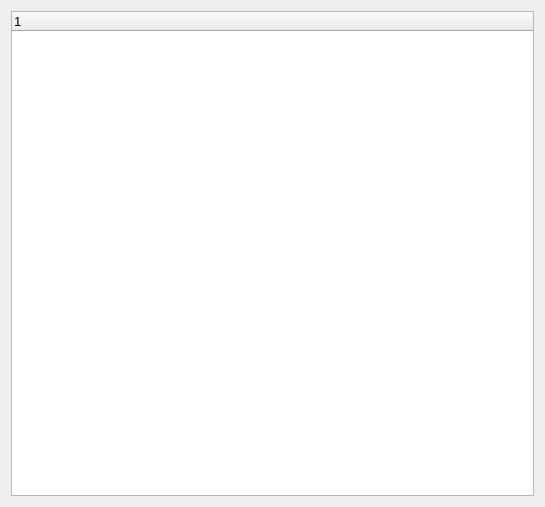
First picture: the form in cost_page.ui, repository NagaResst/Paissa, before the edit.
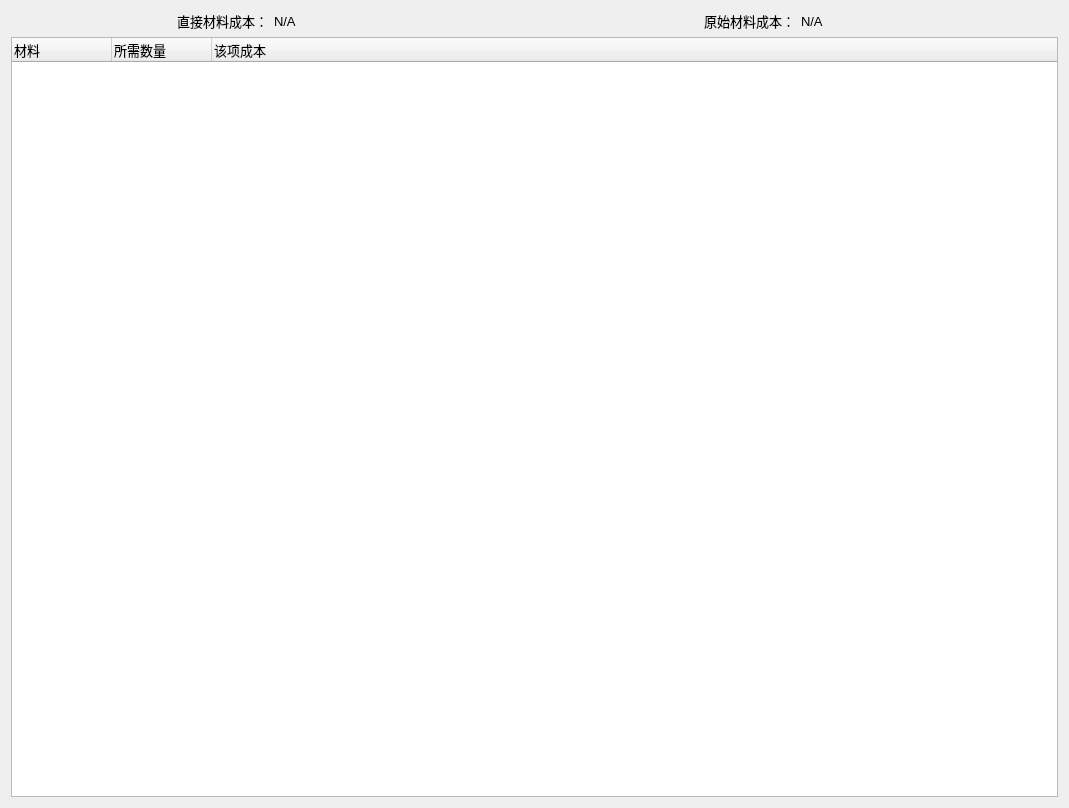
Second picture: the form after the edit.

Commit message: 完成成本计算功能，完成历史查询的持久化

```diff
--- a/cost_page.ui
+++ b/cost_page.ui
@@ -6,15 +6,15 @@
    <rect>
     <x>0</x>
     <y>0</y>
-    <width>545</width>
-    <height>507</height>
+    <width>1069</width>
+    <height>808</height>
    </rect>
   </property>
   <property name="windowTitle">
    <string>Frame</string>
   </property>
   <layout class="QGridLayout" name="gridLayout">
-   <item row="0" column="0">
+   <item row="1" column="0">
     <widget class="QTreeWidget" name="cost_tree">
      <property name="font">
       <font>
@@ -30,11 +30,77 @@
      </property>
      <column>
       <property name="text">
-       <string notr="true">1</string>
+       <string notr="true">材料</string>
+      </property>
+     </column>
+     <column>
+      <property name="text">
+       <string>所需数量</string>
+      </property>
+     </column>
+     <column>
+      <property name="text">
+       <string>该项成本</string>
       </property>
      </column>
     </widget>
    </item>
+   <item row="0" column="0">
+    <layout class="QHBoxLayout" name="horizontalLayout">
+     <item alignment="Qt::AlignRight">
+      <widget class="QLabel" name="d_cost_text">
+       <property name="font">
+        <font>
+         <family>Arial</family>
+         <pointsize>10</pointsize>
+        </font>
+       </property>
+       <property name="text">
+        <string>直接材料成本：</string>
+       </property>
+      </widget>
+     </item>
+     <item>
+      <widget class="QLabel" name="d_cost">
+       <property name="font">
+        <font>
+         <family>Arial</family>
+         <pointsize>10</pointsize>
+        </font>
+       </property>
+       <property name="text">
+        <string>N/A</string>
+       </property>
+      </widget>
+     </item>
+     <item alignment="Qt::AlignRight">
+      <widget class="QLabel" name="o_cost_text">
+       <property name="font">
+        <font>
+         <family>Arial</family>
+         <pointsize>10</pointsize>
+        </font>
+       </property>
+       <property name="text">
+        <string>原始材料成本：</string>
+       </property>
+      </widget>
+     </item>
+     <item>
+      <widget class="QLabel" name="o_cost">
+       <property name="font">
+        <font>
+         <family>Arial</family>
+         <pointsize>10</pointsize>
+        </font>
+       </property>
+       <property name="text">
+        <string>N/A</string>
+       </property>
+      </widget>
+     </item>
+    </layout>
+   </item>
   </layout>
  </widget>
  <resources/>
```
Left out of the diff: 2 changed lines with no effect on the pictures. The commit also changes 8 other files.
